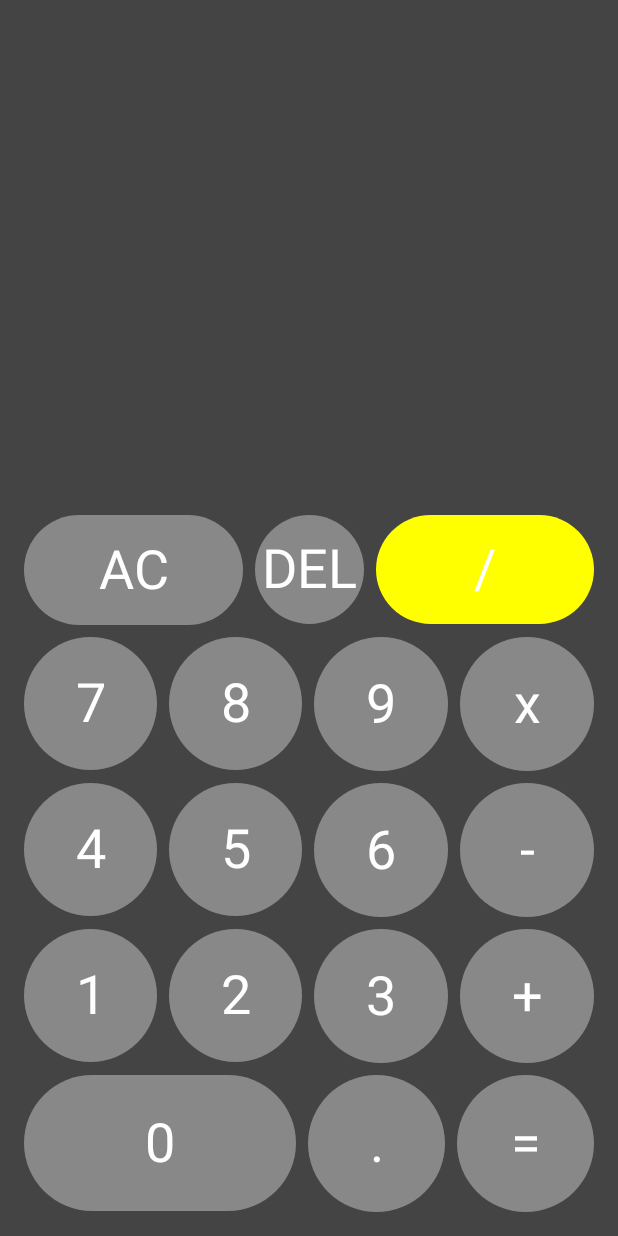
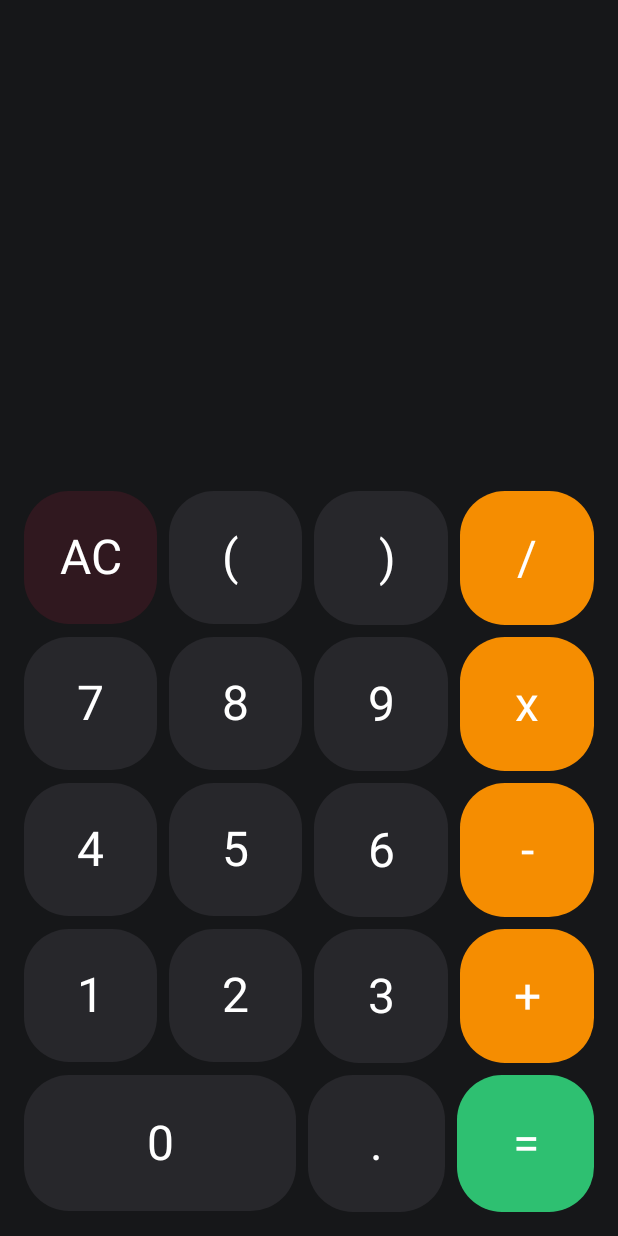
Before and after one commit to northernerwolf/CalculatorKt, an Android app built with Jetpack Compose: the screen it shows after launch (MainActivity), on a phone screen of 412 x 824 dp. Run offline under Robolectric (Android 15) with nearby library versions, the phone set to English and light mode, and no system bars.

Commit message:
Calculator button shape change

```diff
--- a/app/src/main/java/com/example/calculatorkt/Calculator.kt
+++ b/app/src/main/java/com/example/calculatorkt/Calculator.kt
@@ -12,6 +12,10 @@ import androidx.compose.ui.text.style.TextAlign
 import androidx.compose.ui.unit.Dp
 import androidx.compose.ui.unit.dp
 import androidx.compose.ui.unit.sp
+import com.example.calculatorkt.ui.theme.Black_in
+import com.example.calculatorkt.ui.theme.Green
+import com.example.calculatorkt.ui.theme.Orange
+import com.example.calculatorkt.ui.theme.Red_Ac
 
 @Composable
 fun Calculator(
@@ -44,17 +48,27 @@ fun Calculator(
                 CalculatorButton(
                     simbol = "AC",
                     modifier = Modifier
-                    .background(Color.Gray)
-                    .aspectRatio(2f)
-                    .weight(2f),
+                    .background(Red_Ac)
+                    .aspectRatio(1f)
+                    .weight(1f),
                 onClick ={
                     onAction(CalculatorAction.Clear)
                 }
                 )
                 CalculatorButton(
-                    simbol = "DEL",
+                    simbol = "( ",
                     modifier = Modifier
-                        .background(Color.Gray)
+                        .background(Black_in)
+                        .aspectRatio(1f)
+                        .weight(1f),
+                    onClick ={
+                        onAction(CalculatorAction.Clear)
+                    }
+                )
+                CalculatorButton(
+                    simbol = " )",
+                    modifier = Modifier
+                        .background(Black_in)
                         .aspectRatio(1f)
                         .weight(1f),
                     onClick ={
@@ -64,9 +78,9 @@ fun Calculator(
                 CalculatorButton(
                     simbol = "/",
                     modifier = Modifier
-                        .background(Color.Yellow)
-                        .aspectRatio(2f)
-                        .weight(2f),
+                        .background(Orange)
+                        .aspectRatio(1f)
+                        .weight(1f),
                     onClick ={
                         onAction(CalculatorAction.Operation(CalculatorOperation.Divide))
                     }
@@ -78,7 +92,7 @@ fun Calculator(
                 CalculatorButton(
                     simbol = "7",
                     modifier = Modifier
-                        .background(Color.Gray)
+                        .background(Black_in)
                         .aspectRatio(1f)
                         .weight(1f),
                     onClick ={
@@ -88,7 +102,7 @@ fun Calculator(
                 CalculatorButton(
                     simbol = "8",
                     modifier = Modifier
-                        .background(Color.Gray)
+                        .background(Black_in)
                         .aspectRatio(1f)
                         .weight(1f),
                     onClick ={
@@ -98,7 +112,7 @@ fun Calculator(
                 CalculatorButton(
                     simbol = "9",
                     modifier = Modifier
-                        .background(Color.Gray)
+                        .background(Black_in)
                         .aspectRatio(1f)
                         .weight(1f),
                     onClick ={
@@ -108,7 +122,7 @@ fun Calculator(
                 CalculatorButton(
                     simbol = "x",
                     modifier = Modifier
-                        .background(Color.Gray)
+                        .background(Orange)
                         .aspectRatio(1f)
                         .weight(1f),
                     onClick ={
@@ -122,7 +136,7 @@ fun Calculator(
                 CalculatorButton(
                     simbol = "4",
                     modifier = Modifier
-                        .background(Color.Gray)
+                        .background(Black_in)
                         .aspectRatio(1f)
                         .weight(1f),
                     onClick ={
@@ -132,7 +146,7 @@ fun Calculator(
                 CalculatorButton(
                     simbol = "5",
                     modifier = Modifier
-                        .background(Color.Gray)
+                        .background(Black_in)
                         .aspectRatio(1f)
                         .weight(1f),
                     onClick ={
@@ -142,7 +156,7 @@ fun Calculator(
                 CalculatorButton(
                     simbol = "6",
                     modifier = Modifier
-                        .background(Color.Gray)
+                        .background(Black_in)
                         .aspectRatio(1f)
                         .weight(1f),
                     onClick ={
@@ -152,7 +166,7 @@ fun Calculator(
                 CalculatorButton(
                     simbol = "-",
                     modifier = Modifier
-                        .background(Color.Gray)
+                        .background(Orange)
                         .aspectRatio(1f)
                         .weight(1f),
                     onClick ={
@@ -167,7 +181,7 @@ fun Calculator(
                 CalculatorButton(
                     simbol = "1",
                     modifier = Modifier
-                        .background(Color.Gray)
+                        .background(Black_in)
                         .aspectRatio(1f)
                         .weight(1f),
                     onClick ={
@@ -177,7 +191,7 @@ fun Calculator(
                 CalculatorButton(
                     simbol = "2",
                     modifier = Modifier
-                        .background(Color.Gray)
+                        .background(Black_in)
                         .aspectRatio(1f)
                         .weight(1f),
                     onClick ={
@@ -187,7 +201,7 @@ fun Calculator(
                 CalculatorButton(
                     simbol = "3",
                     modifier = Modifier
-                        .background(Color.Gray)
+                        .background(Black_in)
                         .aspectRatio(1f)
                         .weight(1f),
                     onClick ={
@@ -197,7 +211,7 @@ fun Calculator(
                 CalculatorButton(
                     simbol = "+",
                     modifier = Modifier
-                        .background(Color.Gray)
+                        .background(Orange)
                         .aspectRatio(1f)
                         .weight(1f),
                     onClick ={
@@ -212,7 +226,7 @@ fun Calculator(
                 CalculatorButton(
                     simbol = "0",
                     modifier = Modifier
-                        .background(Color.Gray)
+                        .background(Black_in)
                         .aspectRatio(2f)
                         .weight(2f),
                     onClick ={
@@ -222,7 +236,7 @@ fun Calculator(
                 CalculatorButton(
                     simbol = ".",
                     modifier = Modifier
-                        .background(Color.Gray)
+                        .background(Black_in)
                         .aspectRatio(1f)
                         .weight(1f),
                     onClick ={
@@ -232,7 +246,7 @@ fun Calculator(
                 CalculatorButton(
                     simbol = "=",
                     modifier = Modifier
-                        .background(Color.Gray)
+                        .background(Green)
                         .aspectRatio(1f)
                         .weight(1f),
                     onClick ={
--- a/app/src/main/java/com/example/calculatorkt/CalculatorButton.kt
+++ b/app/src/main/java/com/example/calculatorkt/CalculatorButton.kt
@@ -1,14 +1,18 @@
 package com.example.calculatorkt
 
+import androidx.compose.foundation.background
 import androidx.compose.foundation.clickable
-import androidx.compose.foundation.layout.Box
+import androidx.compose.foundation.layout.*
 import androidx.compose.foundation.shape.CircleShape
+import androidx.compose.foundation.shape.RoundedCornerShape
 import androidx.compose.material.Text
 import androidx.compose.runtime.Composable
 import androidx.compose.ui.Alignment
 import androidx.compose.ui.Modifier
 import androidx.compose.ui.draw.clip
 import androidx.compose.ui.graphics.Color
+import androidx.compose.ui.graphics.Shape
+import androidx.compose.ui.unit.dp
 import androidx.compose.ui.unit.sp
 
 
@@ -21,13 +25,13 @@ fun CalculatorButton(
     Box(
         contentAlignment = Alignment.Center,
         modifier = Modifier
-            .clip(CircleShape)
+            .clip(RoundedCornerShape(30.dp))
             .clickable { onClick }
             .then(modifier)
     ){
         Text(
             text = simbol,
-        fontSize = 36.sp,
+        fontSize = 32.sp,
             color = Color.White
         )
 
--- a/app/src/main/java/com/example/calculatorkt/MainActivity.kt
+++ b/app/src/main/java/com/example/calculatorkt/MainActivity.kt
@@ -10,6 +10,7 @@ import androidx.compose.ui.Modifier
 import androidx.compose.ui.graphics.Color
 import androidx.compose.ui.unit.dp
 import androidx.lifecycle.viewmodel.compose.viewModel
+import com.example.calculatorkt.ui.theme.Black_back
 import com.example.calculatorkt.ui.theme.CalculatorKtTheme
 
 class MainActivity : ComponentActivity() {
@@ -27,7 +28,7 @@ class MainActivity : ComponentActivity() {
                 buttonSpacing = buttonSpacing,
                 modifier = Modifier
                     .fillMaxSize()
-                    .background(Color.DarkGray)
+                    .background(Black_back)
                     .padding(16.dp))
             }
         }
--- a/app/src/main/java/com/example/calculatorkt/ui/theme/Color.kt
+++ b/app/src/main/java/com/example/calculatorkt/ui/theme/Color.kt
@@ -6,3 +6,10 @@ val Purple200 = Color(0xFFBB86FC)
 val Purple500 = Color(0xFF6200EE)
 val Purple700 = Color(0xFF3700B3)
 val Teal200 = Color(0xFF03DAC5)
+
+
+val Orange = Color(0xFFF58D01)
+val Black_back = Color(0xFF161719)
+val Green = Color(0xFF2EC071)
+val Black_in = Color(0xFF27272B)
+val Red_Ac = Color(0xFF30181F)
```
